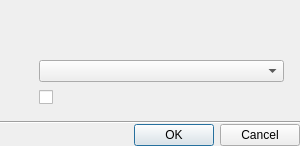
First picture: the form in client/libclient/src/ui/dialogs/common/message_box.ui, repository networkoptix/nx_open, before the edit.
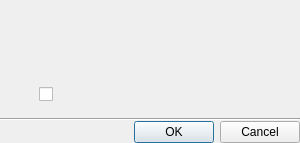
Second picture: the form after the edit.

Diff of the .ui file:
```diff
--- a/client/libclient/src/ui/dialogs/common/message_box.ui
+++ b/client/libclient/src/ui/dialogs/common/message_box.ui
@@ -90,9 +90,6 @@
          </property>
         </widget>
        </item>
-       <item>
-        <widget class="QComboBox" name="comboBox"/>
-       </item>
        <item>
         <widget class="QCheckBox" name="checkBox">
          <property name="text">
```
Left out of the diff: 9 changed lines with no effect on the pictures.
